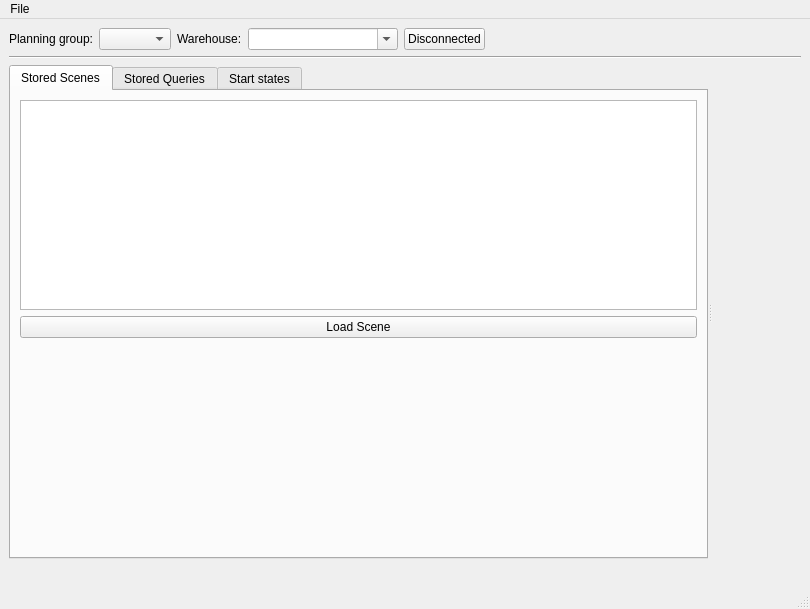
moveit/moveit, file moveit_ros/benchmarks/benchmark_tool/src/ui/main_window.ui: the form before one commit.
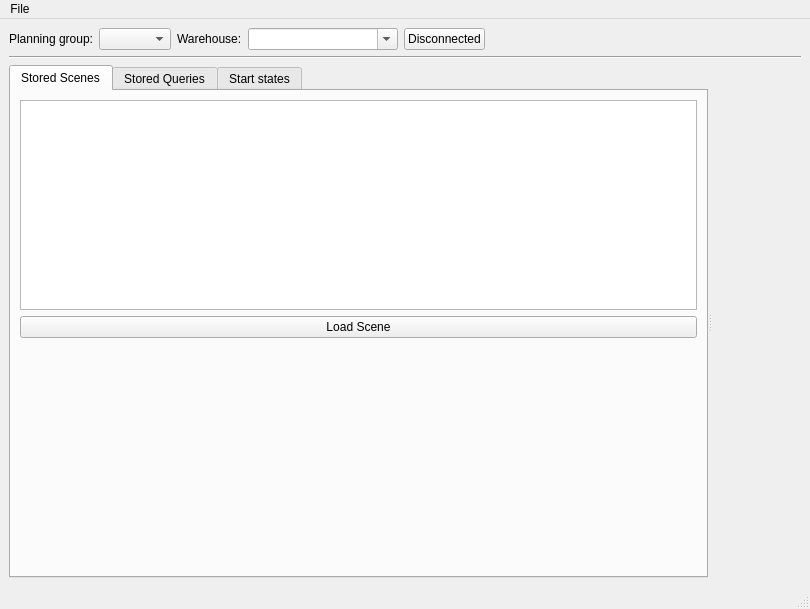
The form after the commit.

Commit message: Set alpha to 1.0 by default. GUI fixes

Patch:
```diff
--- a/moveit_ros/benchmarks/benchmark_tool/src/ui/main_window.ui
+++ b/moveit_ros/benchmarks/benchmark_tool/src/ui/main_window.ui
@@ -150,6 +150,25 @@
             <item row="1" column="0">
              <widget class="QListWidget" name="planning_scene_list"/>
             </item>
+            <item row="4" column="0">
+             <widget class="QLabel" name="status_label">
+              <property name="sizePolicy">
+               <sizepolicy hsizetype="Preferred" vsizetype="Fixed">
+                <horstretch>0</horstretch>
+                <verstretch>0</verstretch>
+               </sizepolicy>
+              </property>
+              <property name="font">
+               <font>
+                <pointsize>8</pointsize>
+                <italic>true</italic>
+               </font>
+              </property>
+              <property name="text">
+               <string/>
+              </property>
+             </widget>
+            </item>
            </layout>
           </widget>
           <widget class="QWidget" name="goal_poses_and_states">
@@ -478,25 +497,6 @@
       </widget>
      </widget>
     </item>
-    <item>
-     <widget class="QLabel" name="status_label">
-      <property name="sizePolicy">
-       <sizepolicy hsizetype="Preferred" vsizetype="Fixed">
-        <horstretch>0</horstretch>
-        <verstretch>0</verstretch>
-       </sizepolicy>
-      </property>
-      <property name="font">
-       <font>
-        <pointsize>8</pointsize>
-        <italic>true</italic>
-       </font>
-      </property>
-      <property name="text">
-       <string/>
-      </property>
-     </widget>
-    </item>
    </layout>
   </widget>
   <widget class="QMenuBar" name="menubar">
```
The commit also changes 1 other file.
